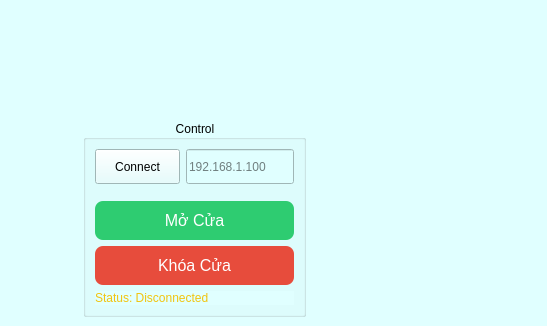
First picture: the form in mainwindow.ui, repository Tuanla02/AppBase, before the edit; both pictures show x 117 to 664 and y 0 to 326 of the 664 by 548 pixel window.
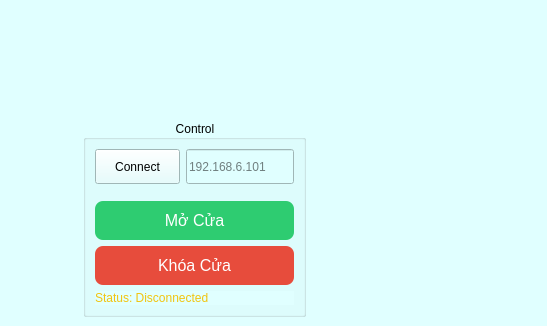
Second picture: the form after the edit.

Commit message: swap ip

The edit to the form file:
```diff
--- a/mainwindow.ui
+++ b/mainwindow.ui
@@ -92,7 +92,7 @@
           <number>-1</number>
          </property>
          <property name="placeholderText">
-          <string>192.168.1.100</string>
+          <string>192.168.6.101</string>
          </property>
         </widget>
        </item>
```
Left out of the diff: 2 changed lines with no effect on the pictures. The commit also changes 2 other files.
